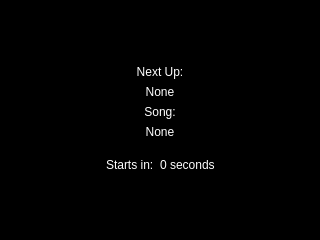
OpenKJ/OpenKJ, file OpenKJ/dlgcdg.ui: the form before one commit.
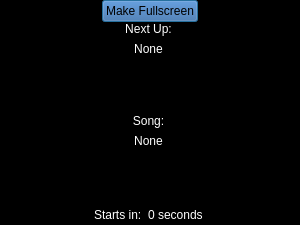
The form after the commit. Custom widgets are drawn as their Qt base class.

Commit message: Add button on CDG display that pops up on hover for fullscreen toggle. Github issue #29

The edit to the form file:
```diff
--- a/OpenKJ/dlgcdg.ui
+++ b/OpenKJ/dlgcdg.ui
@@ -6,8 +6,8 @@
    <rect>
     <x>0</x>
     <y>0</y>
-    <width>320</width>
-    <height>240</height>
+    <width>300</width>
+    <height>225</height>
    </rect>
   </property>
   <property name="windowTitle">
@@ -472,21 +472,491 @@
        <number>0</number>
       </property>
       <item>
-       <spacer name="verticalSpacer">
-        <property name="orientation">
-         <enum>Qt::Vertical</enum>
+       <layout class="QVBoxLayout" name="verticalLayout_4">
+        <property name="spacing">
+         <number>0</number>
         </property>
-        <property name="sizeHint" stdset="0">
-         <size>
-          <width>20</width>
-          <height>40</height>
-         </size>
+        <property name="topMargin">
+         <number>0</number>
         </property>
-       </spacer>
+        <item>
+         <layout class="QHBoxLayout" name="horizontalLayout_2">
+          <property name="spacing">
+           <number>0</number>
+          </property>
+          <property name="topMargin">
+           <number>0</number>
+          </property>
+          <item>
+           <spacer name="horizontalSpacer_3">
+            <property name="orientation">
+             <enum>Qt::Horizontal</enum>
+            </property>
+            <property name="sizeHint" stdset="0">
+             <size>
+              <width>40</width>
+              <height>0</height>
+             </size>
+            </property>
+           </spacer>
+          </item>
+          <item>
+           <widget class="QPushButton" name="btnToggleFullscreen">
+            <property name="palette">
+             <palette>
+              <active>
+               <colorrole role="WindowText">
+                <brush brushstyle="SolidPattern">
+                 <color alpha="255">
+                  <red>0</red>
+                  <green>0</green>
+                  <blue>0</blue>
+                 </color>
+                </brush>
+               </colorrole>
+               <colorrole role="Button">
+                <brush brushstyle="SolidPattern">
+                 <color alpha="255">
+                  <red>52</red>
+                  <green>101</green>
+                  <blue>164</blue>
+                 </color>
+                </brush>
+               </colorrole>
+               <colorrole role="Light">
+                <brush brushstyle="SolidPattern">
+                 <color alpha="255">
+                  <red>78</red>
+                  <green>152</green>
+                  <blue>246</blue>
+                 </color>
+                </brush>
+               </colorrole>
+               <colorrole role="Midlight">
+                <brush brushstyle="SolidPattern">
+                 <color alpha="255">
+                  <red>65</red>
+                  <green>126</green>
+                  <blue>205</blue>
+                 </color>
+                </brush>
+               </colorrole>
+               <colorrole role="Dark">
+                <brush brushstyle="SolidPattern">
+                 <color alpha="255">
+                  <red>26</red>
+                  <green>50</green>
+                  <blue>82</blue>
+                 </color>
+                </brush>
+               </colorrole>
+               <colorrole role="Mid">
+                <brush brushstyle="SolidPattern">
+                 <color alpha="255">
+                  <red>34</red>
+                  <green>67</green>
+                  <blue>109</blue>
+                 </color>
+                </brush>
+               </colorrole>
+               <colorrole role="Text">
+                <brush brushstyle="SolidPattern">
+                 <color alpha="255">
+                  <red>0</red>
+                  <green>0</green>
+                  <blue>0</blue>
+                 </color>
+                </brush>
+               </colorrole>
+               <colorrole role="BrightText">
+                <brush brushstyle="SolidPattern">
+                 <color alpha="255">
+                  <red>255</red>
+                  <green>255</green>
+                  <blue>255</blue>
+                 </color>
+                </brush>
+               </colorrole>
+               <colorrole role="ButtonText">
+                <brush brushstyle="SolidPattern">
+                 <color alpha="255">
+                  <red>0</red>
+                  <green>0</green>
+                  <blue>0</blue>
+                 </color>
+                </brush>
+               </colorrole>
+               <colorrole role="Base">
+                <brush brushstyle="SolidPattern">
+                 <color alpha="255">
+                  <red>255</red>
+                  <green>255</green>
+                  <blue>255</blue>
+                 </color>
+                </brush>
+               </colorrole>
+               <colorrole role="Window">
+                <brush brushstyle="SolidPattern">
+                 <color alpha="255">
+                  <red>52</red>
+                  <green>101</green>
+                  <blue>164</blue>
+                 </color>
+                </brush>
+               </colorrole>
+               <colorrole role="Shadow">
+                <brush brushstyle="SolidPattern">
+                 <color alpha="255">
+                  <red>0</red>
+                  <green>0</green>
+                  <blue>0</blue>
+                 </color>
+                </brush>
+               </colorrole>
+               <colorrole role="AlternateBase">
+                <brush brushstyle="SolidPattern">
+                 <color alpha="255">
+                  <red>153</red>
+                  <green>178</green>
+                  <blue>209</blue>
+                 </color>
+                </brush>
+               </colorrole>
+               <colorrole role="ToolTipBase">
+                <brush brushstyle="SolidPattern">
+                 <color alpha="255">
+                  <red>255</red>
+                  <green>255</green>
+                  <blue>220</blue>
+                 </color>
+                </brush>
+               </colorrole>
+               <colorrole role="ToolTipText">
+                <brush brushstyle="SolidPattern">
+                 <color alpha="255">
+                  <red>0</red>
+                  <green>0</green>
+                  <blue>0</blue>
+                 </color>
+                </brush>
+               </colorrole>
+              </active>
+              <inactive>
+               <colorrole role="WindowText">
+                <brush brushstyle="SolidPattern">
+                 <color alpha="255">
+                  <red>0</red>
+                  <green>0</green>
+                  <blue>0</blue>
+                 </color>
+                </brush>
+               </colorrole>
+               <colorrole role="Button">
+                <brush brushstyle="SolidPattern">
+                 <color alpha="255">
+                  <red>52</red>
+                  <green>101</green>
+                  <blue>164</blue>
+                 </color>
+                </brush>
+               </colorrole>
+               <colorrole role="Light">
+                <brush brushstyle="SolidPattern">
+                 <color alpha="255">
+                  <red>78</red>
+                  <green>152</green>
+                  <blue>246</blue>
+                 </color>
+                </brush>
+               </colorrole>
+               <colorrole role="Midlight">
+                <brush brushstyle="SolidPattern">
+                 <color alpha="255">
+                  <red>65</red>
+                  <green>126</green>
+                  <blue>205</blue>
+                 </color>
+                </brush>
+               </colorrole>
+               <colorrole role="Dark">
+                <brush brushstyle="SolidPattern">
+                 <color alpha="255">
+                  <red>26</red>
+                  <green>50</green>
+                  <blue>82</blue>
+                 </color>
+                </brush>
+               </colorrole>
+               <colorrole role="Mid">
+                <brush brushstyle="SolidPattern">
+                 <color alpha="255">
+                  <red>34</red>
+                  <green>67</green>
+                  <blue>109</blue>
+                 </color>
+                </brush>
+               </colorrole>
+               <colorrole role="Text">
+                <brush brushstyle="SolidPattern">
+                 <color alpha="255">
+                  <red>0</red>
+                  <green>0</green>
+                  <blue>0</blue>
+                 </color>
+                </brush>
+               </colorrole>
+               <colorrole role="BrightText">
+                <brush brushstyle="SolidPattern">
+                 <color alpha="255">
+                  <red>255</red>
+                  <green>255</green>
+                  <blue>255</blue>
+                 </color>
+                </brush>
+               </colorrole>
+               <colorrole role="ButtonText">
+                <brush brushstyle="SolidPattern">
+                 <color alpha="255">
+                  <red>0</red>
+                  <green>0</green>
+                  <blue>0</blue>
+                 </color>
+                </brush>
+               </colorrole>
+               <colorrole role="Base">
+                <brush brushstyle="SolidPattern">
+                 <color alpha="255">
+                  <red>255</red>
+                  <green>255</green>
+                  <blue>255</blue>
+                 </color>
+                </brush>
+               </colorrole>
+               <colorrole role="Window">
+                <brush brushstyle="SolidPattern">
+                 <color alpha="255">
+                  <red>52</red>
+                  <green>101</green>
+                  <blue>164</blue>
+                 </color>
+                </brush>
+               </colorrole>
+               <colorrole role="Shadow">
+                <brush brushstyle="SolidPattern">
+                 <color alpha="255">
+                  <red>0</red>
+                  <green>0</green>
+                  <blue>0</blue>
+                 </color>
+                </brush>
+               </colorrole>
+               <colorrole role="AlternateBase">
+                <brush brushstyle="SolidPattern">
+                 <color alpha="255">
+                  <red>153</red>
+                  <green>178</green>
+                  <blue>209</blue>
+                 </color>
+                </brush>
+               </colorrole>
+               <colorrole role="ToolTipBase">
+                <brush brushstyle="SolidPattern">
+                 <color alpha="255">
+                  <red>255</red>
+                  <green>255</green>
+                  <blue>220</blue>
+                 </color>
+                </brush>
+               </colorrole>
+               <colorrole role="ToolTipText">
+                <brush brushstyle="SolidPattern">
+                 <color alpha="255">
+                  <red>0</red>
+                  <green>0</green>
+                  <blue>0</blue>
+                 </color>
+                </brush>
+               </colorrole>
+              </inactive>
+              <disabled>
+               <colorrole role="WindowText">
+                <brush brushstyle="SolidPattern">
+                 <color alpha="255">
+                  <red>26</red>
+                  <green>50</green>
+                  <blue>82</blue>
+                 </color>
+                </brush>
+               </colorrole>
+               <colorrole role="Button">
+                <brush brushstyle="SolidPattern">
+                 <color alpha="255">
+                  <red>52</red>
+                  <green>101</green>
+                  <blue>164</blue>
+                 </color>
+                </brush>
+               </colorrole>
+               <colorrole role="Light">
+                <brush brushstyle="SolidPattern">
+                 <color alpha="255">
+                  <red>78</red>
+                  <green>152</green>
+                  <blue>246</blue>
+                 </color>
+                </brush>
+               </colorrole>
+               <colorrole role="Midlight">
+                <brush brushstyle="SolidPattern">
+                 <color alpha="255">
+                  <red>65</red>
+                  <green>126</green>
+                  <blue>205</blue>
+                 </color>
+                </brush>
+               </colorrole>
+               <colorrole role="Dark">
+                <brush brushstyle="SolidPattern">
+                 <color alpha="255">
+                  <red>26</red>
+                  <green>50</green>
+                  <blue>82</blue>
+                 </color>
+                </brush>
+               </colorrole>
+               <colorrole role="Mid">
+                <brush brushstyle="SolidPattern">
+                 <color alpha="255">
+                  <red>34</red>
+                  <green>67</green>
+                  <blue>109</blue>
+                 </color>
+                </brush>
+               </colorrole>
+               <colorrole role="Text">
+                <brush brushstyle="SolidPattern">
+                 <color alpha="255">
+                  <red>26</red>
+                  <green>50</green>
+                  <blue>82</blue>
+                 </color>
+                </brush>
+               </colorrole>
+               <colorrole role="BrightText">
+                <brush brushstyle="SolidPattern">
+                 <color alpha="255">
+                  <red>255</red>
+                  <green>255</green>
+                  <blue>255</blue>
+                 </color>
+                </brush>
+               </colorrole>
+               <colorrole role="ButtonText">
+                <brush brushstyle="SolidPattern">
+                 <color alpha="255">
+                  <red>26</red>
+                  <green>50</green>
+                  <blue>82</blue>
+                 </color>
+                </brush>
+               </colorrole>
+               <colorrole role="Base">
+                <brush brushstyle="SolidPattern">
+                 <color alpha="255">
+                  <red>52</red>
+                  <green>101</green>
+                  <blue>164</blue>
+                 </color>
+                </brush>
+               </colorrole>
+               <colorrole role="Window">
+                <brush brushstyle="SolidPattern">
+                 <color alpha="255">
+                  <red>52</red>
+                  <green>101</green>
+                  <blue>164</blue>
+                 </color>
+                </brush>
+               </colorrole>
+               <colorrole role="Shadow">
+                <brush brushstyle="SolidPattern">
+                 <color alpha="255">
+                  <red>0</red>
+                  <green>0</green>
+                  <blue>0</blue>
+                 </color>
+                </brush>
+               </colorrole>
+               <colorrole role="AlternateBase">
+                <brush brushstyle="SolidPattern">
+                 <color alpha="255">
+                  <red>52</red>
+                  <green>101</green>
+                  <blue>164</blue>
+                 </color>
+                </brush>
+               </colorrole>
+               <colorrole role="ToolTipBase">
+                <brush brushstyle="SolidPattern">
+                 <color alpha="255">
+                  <red>255</red>
+                  <green>255</green>
+                  <blue>220</blue>
+                 </color>
+                </brush>
+               </colorrole>
+               <colorrole role="ToolTipText">
+                <brush brushstyle="SolidPattern">
+                 <color alpha="255">
+                  <red>0</red>
+                  <green>0</green>
+                  <blue>0</blue>
+                 </color>
+                </brush>
+               </colorrole>
+              </disabled>
+             </palette>
+            </property>
+            <property name="text">
+             <string>Make Fullscreen</string>
+            </property>
+           </widget>
+          </item>
+          <item>
+           <spacer name="horizontalSpacer_4">
+            <property name="orientation">
+             <enum>Qt::Horizontal</enum>
+            </property>
+            <property name="sizeHint" stdset="0">
+             <size>
+              <width>40</width>
+              <height>0</height>
+             </size>
+            </property>
+           </spacer>
+          </item>
+         </layout>
+        </item>
+       </layout>
       </item>
       <item>
        <widget class="QWidget" name="widgetAlert" native="true">
+        <property name="sizePolicy">
+         <sizepolicy hsizetype="Preferred" vsizetype="Expanding">
+          <horstretch>0</horstretch>
+          <verstretch>0</verstretch>
+         </sizepolicy>
+        </property>
         <layout class="QVBoxLayout" name="verticalLayout_3">
+         <property name="leftMargin">
+          <number>6</number>
+         </property>
+         <property name="topMargin">
+          <number>0</number>
+         </property>
+         <property name="bottomMargin">
+          <number>0</number>
+         </property>
          <item>
           <widget class="QLabel" name="label">
            <property name="text">
@@ -507,6 +977,19 @@
            </property>
           </widget>
          </item>
+         <item>
+          <spacer name="verticalSpacer">
+           <property name="orientation">
+            <enum>Qt::Vertical</enum>
+           </property>
+           <property name="sizeHint" stdset="0">
+            <size>
+             <width>20</width>
+             <height>40</height>
+            </size>
+           </property>
+          </spacer>
+         </item>
          <item>
           <widget class="QLabel" name="label_2">
            <property name="text">
@@ -525,12 +1008,28 @@
            <property name="alignment">
             <set>Qt::AlignCenter</set>
            </property>
+           <property name="wordWrap">
+            <bool>true</bool>
+           </property>
           </widget>
          </item>
+         <item>
+          <spacer name="verticalSpacer_2">
+           <property name="orientation">
+            <enum>Qt::Vertical</enum>
+           </property>
+           <property name="sizeHint" stdset="0">
+            <size>
+             <width>20</width>
+             <height>40</height>
+            </size>
+           </property>
+          </spacer>
+         </item>
          <item>
           <layout class="QHBoxLayout" name="horizontalLayout">
            <property name="topMargin">
-            <number>10</number>
+            <number>0</number>
            </property>
            <item>
             <spacer name="horizontalSpacer_2">
@@ -577,19 +1076,6 @@
         </layout>
        </widget>
       </item>
-      <item>
-       <spacer name="verticalSpacer_2">
-        <property name="orientation">
-         <enum>Qt::Vertical</enum>
-        </property>
-        <property name="sizeHint" stdset="0">
-         <size>
-          <width>20</width>
-          <height>40</height>
-         </size>
-        </property>
-       </spacer>
-      </item>
      </layout>
     </widget>
    </item>
```
The commit also changes 3 other files.
